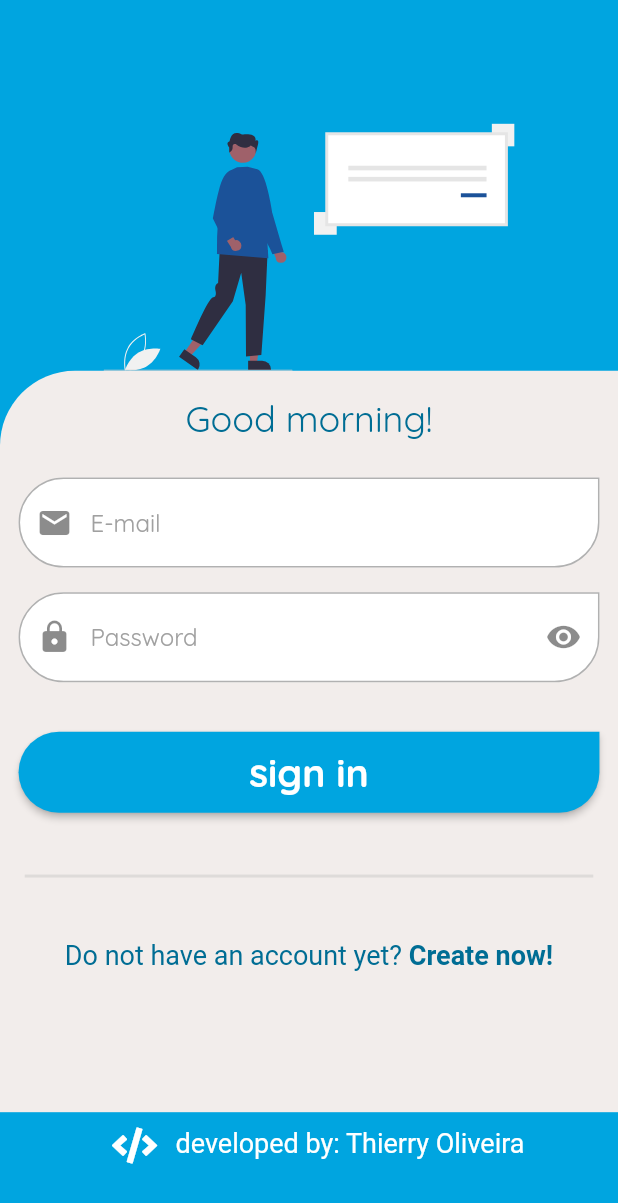
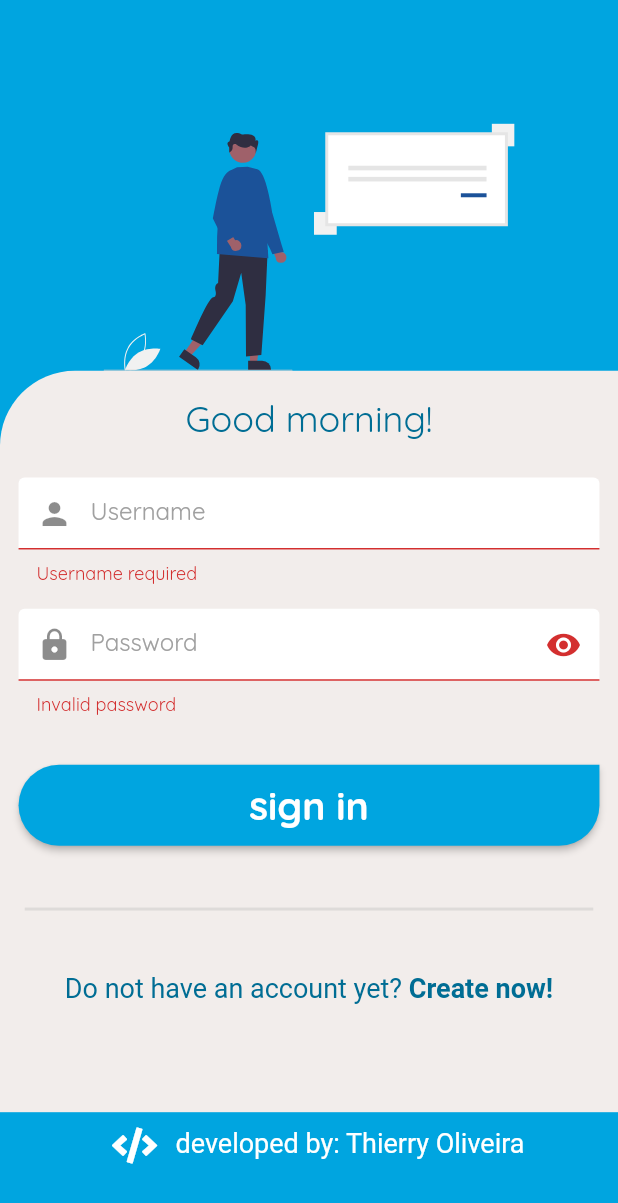
Before and after one commit to thierryoliveira/taskfy_app, a Flutter app: the SignInPage screen opened by its route, after a tap on "sign in", on a phone screen of 412 x 824 dp. Shown: the top 1203 px of the screen. Run offline on Flutter 3.47's test engine with Material 2 defaults, Android fonts, the phone set to English and light mode, and no system bars; our stand-ins replace dio, flutter_datetime_picker, flutter_svg, font_awesome_flutter, get, get_storage and 4 more; accounts and stored records are empty.

Commit message:
feat: add validation to signin form

```diff
--- a/lib/app/modules/auth/views/signin_view.dart
+++ b/lib/app/modules/auth/views/signin_view.dart
@@ -10,6 +10,7 @@ import 'package:todo_app/app/modules/auth/controllers/auth_controller.dart';
 class SignInPage extends GetView<AuthController> {
   TextEditingController usernameController = TextEditingController();
   TextEditingController passwordController = TextEditingController();
+  GlobalKey<FormState> _formKey = GlobalKey<FormState>();
 
   @override
   Widget build(BuildContext context) {
@@ -30,35 +31,14 @@ class SignInPage extends GetView<AuthController> {
                 padding: EdgeInsets.only(top: size.height * 0.1),
                 height: size.height * 0.3,
                 child: SvgPicture.asset('assets/signin.svg')),
-            // Row(
-            //   mainAxisAlignment: MainAxisAlignment.spaceEvenly,
-            //   children: [
-            //     Padding(
-            //       padding: EdgeInsets.only(top: height * 0.01),
-            //       child: Text('taskdown',
-            //           style: GoogleFonts.lobsterTwo(
-            //               fontSize: height * 0.1, color: Colors.white)),
-            //     ),
-            //     Container(
-            //       padding: EdgeInsets.only(top: height * 0.03),
-            //       child: Align(
-            //         alignment: Alignment.center,
-            //         child: FaIcon(
-            //           FontAwesomeIcons.tasks,
-            //           color: Colors.white,
-            //           size: height * 0.1,
-            //         ),
-            //       ),
-            //       height: size.height * 0.28,
-            //     ),
-            //   ],
-            // ),
             Container(
               height: size.height * 0.6,
               decoration: BoxDecoration(
                   color: kLighterColor,
                   borderRadius:
                       BorderRadius.only(topLeft: Radius.circular(50))),
+              child: Form(
+                key: _formKey,
                               child: Column(
                   mainAxisAlignment: MainAxisAlignment.start,
                   crossAxisAlignment: CrossAxisAlignment.start,
@@ -76,12 +56,13 @@ class SignInPage extends GetView<AuthController> {
                           left: width * 0.03,
                           right: width * 0.03,
                           top: height * 0.03),
-                    child: TextField(
+                      child: TextFormField(
+                        validator: (value) => (value.isBlank || value.length < 3) ? "Username required" : null,
                         controller: usernameController,
                         decoration: InputDecoration(
-                        hintText: 'E-mail',
+                          hintText: 'Username',
                           hintStyle: TextStyle(color: Color(0xffa0a0a0)),
-                        prefixIcon: Icon(Icons.mail),
+                          prefixIcon: Icon(Icons.person),
                           filled: true,
                           fillColor: Colors.white,
                           enabledBorder: OutlineInputBorder(
@@ -101,7 +82,11 @@ class SignInPage extends GetView<AuthController> {
                           left: width * 0.03,
                           right: width * 0.03,
                           top: height * 0.02),
-                    child: Obx(() => TextField(
+                      child: Obx(() => TextFormField(
+                        validator: (value) {
+                          bool isValid = controller.validatePasswordStrength(value);
+                          return isValid ? null : "Invalid password";
+                        },
                             controller: passwordController,
                             obscureText: controller.obscureTextPasswordLogin,
                             decoration: InputDecoration(
@@ -137,6 +122,7 @@ class SignInPage extends GetView<AuthController> {
                             width: width * 0.94,
                             child: ElevatedButton(
                               onPressed: () {
+                                if(_formKey.currentState.validate())
                                   _.signIn(usernameController.text,
                                     passwordController.text);
                               },
@@ -157,10 +143,6 @@ class SignInPage extends GetView<AuthController> {
                                           color: Colors.white,
                                           fontSize: 26,
                                           fontWeight: FontWeight.bold),
-                                    // style: GoogleFonts.lobsterTwo(
-                                    //     fontSize: 28,
-                                    //     color: Colors.white,
-                                    //     fontWeight: FontWeight.bold)
                                     ),
                             ),
                           ),
@@ -197,6 +179,7 @@ class SignInPage extends GetView<AuthController> {
                   ],
                 ),
               ),
+            ),
             Container(
               height: height * 0.1,
               width: size.width,
--- a/lib/app/modules/auth/views/signup_view.dart
+++ b/lib/app/modules/auth/views/signup_view.dart
@@ -96,7 +96,7 @@ class SignUpPage extends GetView<AuthController> {
                           right: width * 0.05,),
                       child: Obx(() => TextFormField(
                             validator: (value){
-                              bool isValid = RegExp(r"^(?=.*[a-z])(?=.*[A-Z])(?=.*\d)(?=.*[@$!%*?&\-_])[A-Za-z\d@$!%*?&\-_]{8,}$").hasMatch(value);
+                              bool isValid = controller.validatePasswordStrength(value);
                               return isValid ? null : 'Your password need to be strong';
                             },
                             obscureText: controller.obscureTextPassword,
```
Lines whose indentation alone changed are shown as unchanged.
